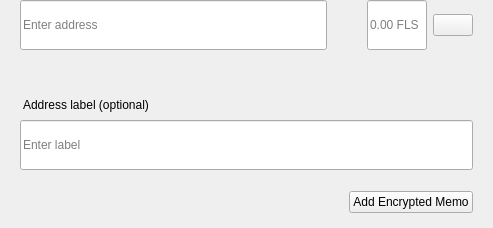
Old version of the form src/qt/fls/forms/sendmultirow.ui in the repository Liquid369/blank.
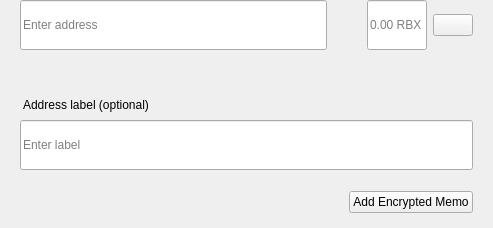
New version of the form.

What changed in the file:
```diff
--- a/src/qt/fls/forms/sendmultirow.ui
+++ b/src/qt/fls/forms/sendmultirow.ui
@@ -198,7 +198,7 @@
            <set>Qt::AlignLeading|Qt::AlignLeft|Qt::AlignVCenter</set>
           </property>
           <property name="placeholderText">
-           <string notr="true">0.00 FLS</string>
+           <string notr="true">0.00 RBX</string>
           </property>
          </widget>
         </item>
```
